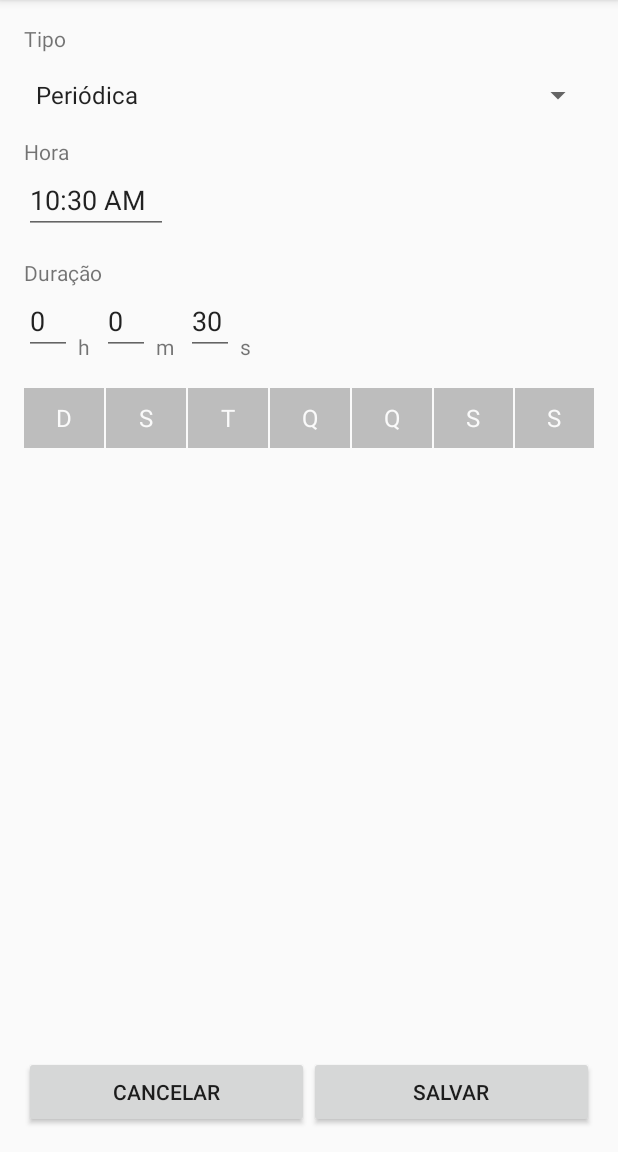
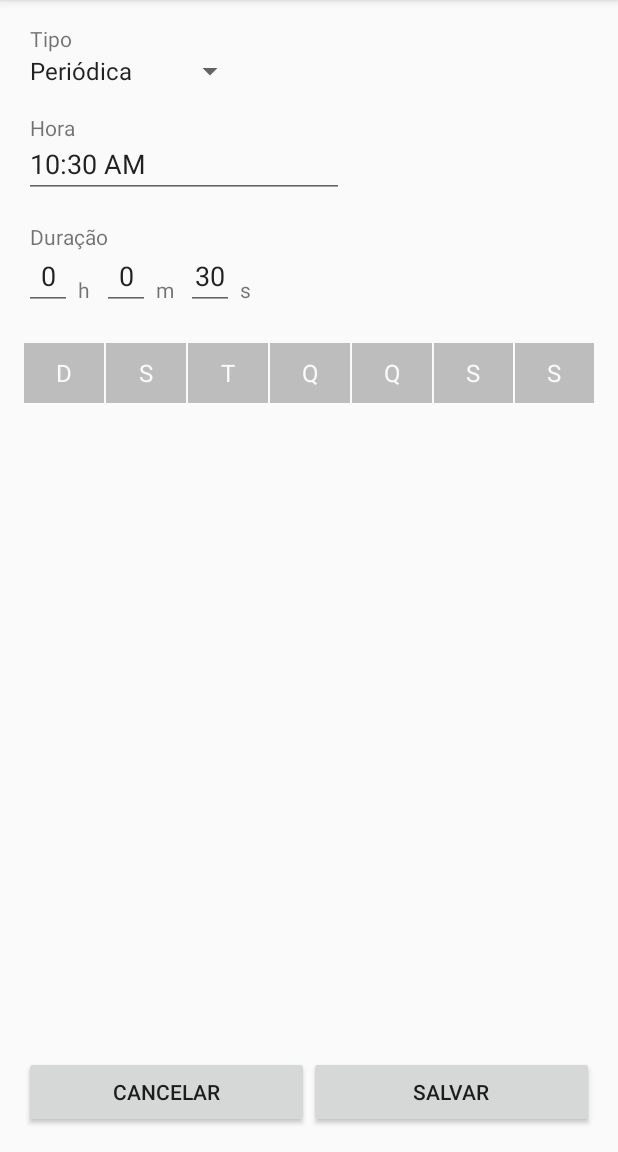
Before and after one commit to Chestergc/FarmingAutomation, an Android app: the screen it shows after launch (EditIrrigationActivity), after a tap on an icon or button, on a phone screen of 412 x 824 dp, the part 84-1236 px from its top. Run offline under Robolectric (Android 15) with nearby library versions, the phone set to English and light mode, and no system bars.

Commit message:
Changes to edit activity and read sensor data from local file

```diff
--- a/Interface/Dripper/app/src/main/java/org/senai/mecatronica/dripper/activities/IrrigationFragment.java
+++ b/Interface/Dripper/app/src/main/java/org/senai/mecatronica/dripper/activities/IrrigationFragment.java
@@ -11,6 +11,7 @@ import android.view.ViewGroup;
 import android.widget.CompoundButton;
 import android.widget.ListView;
 import android.widget.Switch;
+import android.widget.TextView;
 
 import org.senai.mecatronica.dripper.R;
 import org.senai.mecatronica.dripper.adapters.SchedulesAdapter;
@@ -64,6 +65,7 @@ public class IrrigationFragment extends Fragment implements IrrigationEditor{
 
     private Switch switchAutoMode;
     private FloatingActionButton btnAddIrrigation;
+    private TextView txtLastIrrigation;
     private View grayOutArea;
     private ListView irrigationListView;
 
@@ -126,9 +128,9 @@ public class IrrigationFragment extends Fragment implements IrrigationEditor{
         btnAddIrrigation = (FloatingActionButton) view.findViewById(R.id.act_btn_add_irrigation);
         grayOutArea = view.findViewById(R.id.listview_schedules_grayout);
         irrigationListView = (ListView) view.findViewById(R.id.listview_schedules);
+        txtLastIrrigation = (TextView) view.findViewById(R.id.txt_last_irrigation);
 
         // set stuff to view elements (clickers, text, colors)
-
         //add irrigation button click listener
         btnAddIrrigation.setOnClickListener(new View.OnClickListener() {
             @Override
@@ -160,6 +162,11 @@ public class IrrigationFragment extends Fragment implements IrrigationEditor{
 
         //retrieve auto mode state
         switchAutoMode.setChecked(DataManager.getInstance(getContext()).getAutoMode());
+
+        StringBuilder lastIrrigationString = new StringBuilder();
+        lastIrrigationString.append("Última irrigação feita em: ");
+        lastIrrigationString.append(DataManager.getInstance(getContext()).getLastIrrigation());
+        txtLastIrrigation.setText(lastIrrigationString);
 
         //populate list of schedules taken from db
         updateIrrigationListView();
--- a/Interface/Dripper/app/src/main/java/org/senai/mecatronica/dripper/activities/MainActivity.java
+++ b/Interface/Dripper/app/src/main/java/org/senai/mecatronica/dripper/activities/MainActivity.java
@@ -36,6 +36,7 @@ public class MainActivity extends AppCompatActivity {
         dataManager = dataManager.getInstance(this);
         try{
             dataManager.updateIrrigationData();
+            dataManager.updateSensorData();
         } catch (JSONException e){
             System.out.println("Error creating JSON Object");
         } catch (IOException e){
@@ -97,8 +98,8 @@ public class MainActivity extends AppCompatActivity {
                 frag = IrrigationFragment.newInstance();
                 break;
             case R.id.menu_sensor_data:
-                frag =
-                SensorDataFragment.newInstance(25,32,10000,"Baixa");
+
+                frag = SensorDataFragment.newInstance();
                 break;
             case R.id.menu_settings:
                 frag = SettingsFragment.newInstance();
--- a/Interface/Dripper/app/src/main/java/org/senai/mecatronica/dripper/managers/DataManager.java
+++ b/Interface/Dripper/app/src/main/java/org/senai/mecatronica/dripper/managers/DataManager.java
@@ -24,7 +24,6 @@ import java.util.List;
 /**
  * Reads from and writes to database (JSON local file)
  *
- * Created by Felipe on 24/10/2017.
  */
 
 public class DataManager {
@@ -39,6 +38,15 @@ public class DataManager {
     private static final String LABEL_DURATION = "duration";
     private static final String LABEL_WEEKDAYS = "daysOfTheWeek";
 
+    private static final String LABEL_LAST_IRRIGATION = "lastIrrigationTime";
+    private static final String LABEL_LOG_FREQUENCY = "logFrequency";
+    private static final String LABEL_NUM_LOGS = "numberOfLogs";
+    private static final String LABEL_LOGS = "logs";
+    private static final String LABEL_TEMPERATURE = "temperature";
+    private static final String LABEL_MOISTURE = "moisture";
+    private static final String LABEL_LUMINOSITY = "luminosity";
+    private static final String LABEL_SOIL_MOISTURE = "soilMoisture";
+
     private static final String IRRIGATION_FILE = "default_irrigation_data.json";
     private static final String FIELD_DATA_FILE = "default_field_data.json";
 
@@ -50,6 +58,7 @@ public class DataManager {
     private Integer currentMoisture;
     private Integer currentLuminosity;
     private String currentSoilMoisture;
+    private String lastIrrigation;
 
     //Irrigation Data
     private Boolean autoMode = false;
@@ -93,6 +102,17 @@ public class DataManager {
         String jsonString = getJSONData(IRRIGATION_FILE);
         JSONObject irrigationDataObject = new JSONObject(jsonString);
         setIrrigationData(irrigationDataObject);
+    }
+
+    public void updateSensorData() throws IOException, JSONException{
+        if(!fileExists(FIELD_DATA_FILE)){
+            //create file with default settings
+            writeDefaultFieldDataFile(FIELD_DATA_FILE);
+        }
+        //get data from json file and set to variables
+        String jsonString = getJSONData(FIELD_DATA_FILE);
+        JSONObject fieldDataObject = new JSONObject(jsonString);
+        setFieldData(fieldDataObject);
     }
 
     /**
@@ -148,6 +168,27 @@ public class DataManager {
             }
             irrigationDataList.add(data);
         }
+    }
+
+    private void setFieldData(JSONObject fieldDataObject) throws JSONException{
+
+        //set default values
+        currentTemperature = null;
+        currentMoisture = null;
+        currentLuminosity = null;
+        currentSoilMoisture = null;
+
+        lastIrrigation = fieldDataObject.getString(LABEL_LAST_IRRIGATION);
+        if(fieldDataObject.getInt(LABEL_NUM_LOGS) > 0){
+            JSONArray logs = fieldDataObject.getJSONArray(LABEL_LOGS);
+            JSONObject lastLog = logs.getJSONObject(0);
+            currentTemperature = lastLog.getInt(LABEL_TEMPERATURE);
+            currentMoisture = lastLog.getInt(LABEL_MOISTURE);
+            currentLuminosity = lastLog.getInt(LABEL_LUMINOSITY);
+            currentSoilMoisture = lastLog.getString(LABEL_SOIL_MOISTURE);
+        }
+
+        //TODO get data from last irrigation
     }
 
     /**
@@ -226,6 +267,41 @@ public class DataManager {
 
     }
 
+    private void writeDefaultFieldDataFile(String jsonFileName){
+//        {
+//        "lastIrrigationTime":"-",
+//        "logFrequency":0,
+//        "numberOfLogs":0,
+//        "logs": []
+//    }
+        try{
+            //create a new writer with the file name given
+            JsonWriter writer = new JsonWriter(new OutputStreamWriter(context.openFileOutput(jsonFileName, Context.MODE_PRIVATE), "UTF-8"));
+            writer.setIndent("  ");
+            writer.beginObject();
+            //write last irrigation time
+            writer.name(LABEL_LAST_IRRIGATION).value("-");
+
+            //write log frequency
+            writer.name(LABEL_LOG_FREQUENCY).value(0);
+
+            //write log list size
+            writer.name(LABEL_NUM_LOGS).value(0);
+
+            //write logs list
+            writer.name(LABEL_LOGS);
+            writer.beginArray();
+            writer.endArray();
+            writer.endObject();
+
+            writer.flush();
+            writer.close();
+        } catch (IOException e){
+            e.printStackTrace();
+        }
+
+    }
+
     public List<IrrigationData> getIrrigationDataList(){
         return this.irrigationDataList;
     }
@@ -246,7 +322,6 @@ public class DataManager {
         irrigationDataList.set(id, data);
         writeIrrigationFile();
     }
-
 
     public void clearIrrigationData(){
         irrigationDataList = new ArrayList<>();
@@ -270,5 +345,23 @@ public class DataManager {
         return irrigationDataList.indexOf(data);
     }
 
-    //TODO implement reading from field data file
+    public Integer getCurrentTemperature() {
+        return currentTemperature;
+    }
+
+    public Integer getCurrentMoisture() {
+        return currentMoisture;
+    }
+
+    public Integer getCurrentLuminosity() {
+        return currentLuminosity;
+    }
+
+    public String getCurrentSoilMoisture() {
+        return currentSoilMoisture;
+    }
+
+    public String getLastIrrigation(){
+        return lastIrrigation;
+    }
 }
--- a/Interface/Dripper/app/src/main/res/drawable/border_shadow.xml
+++ b/Interface/Dripper/app/src/main/res/drawable/border_shadow.xml
@@ -6,14 +6,14 @@
         <shape>
             <!-- set the shadow color here -->
             <stroke
-                android:width="2dp"
+                android:width="1dp"
                 android:color="@color/colorShadows" />
 
             <!-- setting the thickness of shadow (positive value will give shadow on that side) -->
 
             <padding
-                android:bottom="2dp"
-                android:left="2dp"
+                android:bottom="1dp"
+                android:left="1dp"
                 android:right="-1dp"
                 android:top="-1dp" />
 
--- a/Interface/Dripper/app/src/main/res/layout/activity_edit_irrigation.xml
+++ b/Interface/Dripper/app/src/main/res/layout/activity_edit_irrigation.xml
@@ -15,18 +15,18 @@
         android:text="@string/edit_menu_mode"
         android:layout_width="match_parent"
         android:layout_height="wrap_content"
-        android:id="@+id/lbl_edit_menu_mode"/>
+        android:id="@+id/lbl_edit_menu_mode"
+        android:paddingLeft="@dimen/edit_menu_label_padding"/>
 
     <Spinner
-        android:layout_width="match_parent"
+        android:layout_width="wrap_content"
         android:layout_alignParentBottom="false"
-        android:layout_centerHorizontal="true"
         android:id="@+id/spinner_edit_menu_mode"
         android:layout_below="@+id/lbl_edit_menu_mode"
         android:layout_height="wrap_content"
         android:entries="@array/spinner_irrigation_modes_array"
         android:prompt="@string/spinner_irrigation_modes_prompt"
-        android:layout_marginTop="@dimen/activity_vertical_margin"
+        android:layout_marginLeft="-4dp"
         />
 
     <TextView
@@ -35,10 +35,12 @@
         android:layout_height="wrap_content"
         android:id="@+id/lbl_edit_menu_time"
         android:layout_below="@+id/spinner_edit_menu_mode"
-        android:layout_marginTop="@dimen/activity_vertical_margin"/>
+        android:layout_marginTop="@dimen/activity_vertical_margin"
+        android:paddingLeft="@dimen/edit_menu_label_padding"
+        />
 
     <EditText
-        android:layout_width="@dimen/edit_menu_date_width"
+        android:layout_width="wrap_content"
         android:layout_height="wrap_content"
         android:inputType="time"
         android:ems="10"
@@ -46,6 +48,7 @@
         android:hint="12:00 PM"
         android:layout_below="@+id/lbl_edit_menu_time"
         android:focusable="false"
+        android:paddingTop="2dp"
         android:focusableInTouchMode="false"/>
 
     <!--<View-->
@@ -61,7 +64,9 @@
         android:layout_height="wrap_content"
         android:id="@+id/lbl_edit_menu_duration"
         android:layout_below="@id/txt_edit_menu_time"
-        android:layout_marginTop="@dimen/activity_vertical_margin"/>
+        android:paddingLeft="@dimen/edit_menu_label_padding"
+        android:layout_marginTop="@dimen/activity_vertical_margin"
+        />
 
     <EditText
         android:layout_width="@dimen/edit_menu_duration_number_width"
@@ -72,7 +77,8 @@
         android:ems="10"
         android:focusable="false"
         android:focusableInTouchMode="false"
-        />
+        android:gravity="center_horizontal"
+        android:paddingTop="@dimen/edit_menu_number_padding_top"/>
 
     <!--<View-->
         <!--android:layout_width="@dimen/edit_menu_duration_number_width"-->
@@ -92,7 +98,7 @@
         android:layout_alignBottom="@id/num_edit_menu_hours"
         android:layout_marginLeft="4dp"
         android:layout_marginRight="8dp"
-        android:layout_marginBottom="-4dp"
+        android:layout_marginBottom="4dp"
         />
 
     <EditText
@@ -106,6 +112,8 @@
         android:layout_toEndOf="@id/lbl_edit_menu_hours"
         android:focusable="false"
         android:focusableInTouchMode="false"
+        android:gravity="center_horizontal"
+        android:paddingTop="@dimen/edit_menu_number_padding_top"
         />
 
 
@@ -129,7 +137,7 @@
         android:layout_alignBottom="@id/num_edit_menu_minutes"
         android:layout_marginRight="8dp"
         android:layout_marginLeft="4dp"
-        android:layout_marginBottom="-4dp"
+        android:layout_marginBottom="4dp"
         />
 
     <EditText
@@ -143,6 +151,8 @@
         android:layout_toEndOf="@id/lbl_edit_menu_minutes"
         android:focusable="false"
         android:focusableInTouchMode="false"
+        android:gravity="center_horizontal"
+        android:paddingTop="@dimen/edit_menu_number_padding_top"
         />
 
     <!--<View-->
@@ -165,7 +175,7 @@
         android:layout_alignBottom="@id/num_edit_menu_seconds"
         android:layout_marginLeft="4dp"
         android:layout_marginRight="8dp"
-        android:layout_marginBottom="-4dp"
+        android:layout_marginBottom="4dp"
         />
 
 
@@ -175,10 +185,11 @@
         android:layout_height="wrap_content"
         android:id="@+id/lbl_edit_menu_date"
         android:layout_below="@id/num_edit_menu_hours"
-        android:layout_marginTop="@dimen/activity_vertical_margin"/>
+        android:layout_marginTop="@dimen/activity_vertical_margin"
+        android:paddingLeft="@dimen/edit_menu_label_padding"/>
 
     <EditText
-        android:layout_width="@dimen/edit_menu_date_width"
+        android:layout_width="wrap_content"
         android:layout_height="wrap_content"
         android:inputType="date"
         android:ems="10"
@@ -187,6 +198,7 @@
         android:layout_below="@id/lbl_edit_menu_date"
         android:focusable="false"
         android:focusableInTouchMode="false"
+        android:paddingTop="@dimen/edit_menu_number_padding_top"
         />
 
     <!--<View-->
--- a/Interface/Dripper/app/src/main/res/layout/dialog_number_picker.xml
+++ b/Interface/Dripper/app/src/main/res/layout/dialog_number_picker.xml
@@ -10,7 +10,7 @@
         android:layout_alignParentTop="true"
         android:layout_centerHorizontal="true"
         android:id="@+id/numberPicker"
-        android:layout_margin="@dimen/activity_vertical_margin"/>
+        />
 
     <Button
         android:text="@string/dialog_btn_confirm"
@@ -19,5 +19,5 @@
         android:id="@+id/btn_ok_dialog_npicker"
         android:layout_below="@+id/numberPicker"
         android:layout_centerHorizontal="true"
-        android:layout_marginBottom="@dimen/activity_vertical_margin"/>
+        />
 </RelativeLayout>
--- a/Interface/Dripper/app/src/main/res/layout/fragment_irrigation.xml
+++ b/Interface/Dripper/app/src/main/res/layout/fragment_irrigation.xml
@@ -49,9 +49,10 @@
         android:id="@+id/act_btn_add_irrigation"
         app:backgroundTint="@color/colorPrimary"
         android:layout_alignParentBottom="true"
+        android:layout_alignParentRight="true"
         android:baselineAlignBottom="false"
-        android:layout_centerHorizontal="true"
-        android:layout_marginBottom="@dimen/activity_vertical_margin"/>
+        android:layout_marginBottom="@dimen/activity_vertical_margin"
+        android:layout_marginRight="@dimen/activity_horizontal_margin"/>
 
     <TextView
         android:text="Última irrigação feita dia: 10/11/17 hora: 13:08:40"
--- a/Interface/Dripper/app/src/main/res/values/dimens.xml
+++ b/Interface/Dripper/app/src/main/res/values/dimens.xml
@@ -2,21 +2,32 @@
     <!-- Default screen margins, per the Android Design guidelines. -->
     <dimen name="activity_horizontal_margin">16dp</dimen>
     <dimen name="activity_vertical_margin">16dp</dimen>
-    <dimen name="tablerow_vertical_padding">4dp</dimen>
-    <dimen name="tablerow_horizontal_padding">24dp</dimen>
+
+    <!--Center button for adding irrigation margins-->
     <dimen name="center_btn_vertical_margin">8dp</dimen>
     <dimen name="center_btn_horizontal_margin">16dp</dimen>
+
+    <!--Horizontal Rule margins-->
     <dimen name="hr_horizontal_margin">4dp</dimen>
+
+    <!--Item Schedule Layout margins-->
     <dimen name="schedule_weekday_horizontal_margin">8dp</dimen>
     <dimen name="schedule_text_vertical_margin">8dp</dimen>
+
+    <!--Auto mode toggle button paddings-->
     <dimen name="auto_mode_vertical_padding">24dp</dimen>
     <dimen name="auto_mode_horizontal_padding">16dp</dimen>
+
+    <!--Edit/Add menu-->
     <dimen name="edit_menu_divisor_width">1dip</dimen>
     <dimen name="edit_menu_duration_number_width">32dp</dimen>
-    <dimen name="edit_menu_time_width">96dp</dimen>
-    <dimen name="edit_menu_date_width">96dp</dimen>
     <dimen name="edit_menu_week_height">40dp</dimen>
+    <dimen name="edit_menu_label_padding">4dp</dimen>
+    <dimen name="edit_menu_number_padding_top">4dp</dimen>
 
+    <!--Sensor Data paddings-->
+    <dimen name="tablerow_vertical_padding">4dp</dimen>
+    <dimen name="tablerow_horizontal_padding">16dp</dimen>
 
     <!--Text sizes-->
     <dimen name="text_size_sensor_data_values">16sp</dimen>
```
Also changed, not shown: Interface/Dripper/app/src/main/java/org/senai/mecatronica/dripper/activities/EditIrrigationActivity.java (+70 -16 lines), Interface/Dripper/app/src/main/java/org/senai/mecatronica/dripper/activities/SensorDataFragment.java (+41 -27 lines), Interface/Dripper/app/src/main/java/org/senai/mecatronica/dripper/adapters/SchedulesAdapter.java (+6 -3 lines), Interface/Dripper/app/src/main/java/org/senai/mecatronica/dripper/helpers/DateOperations.java (+9 -1 lines), Interface/Dripper/app/src/main/res/raw/default_field_data.json (+6 -1 lines).
